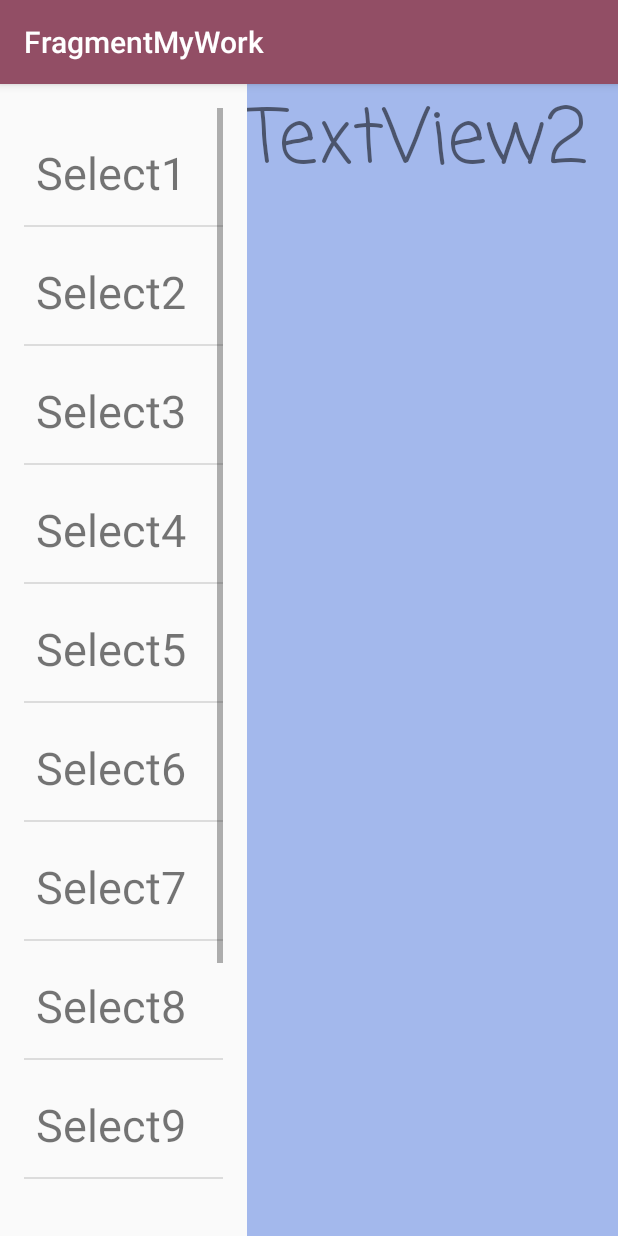
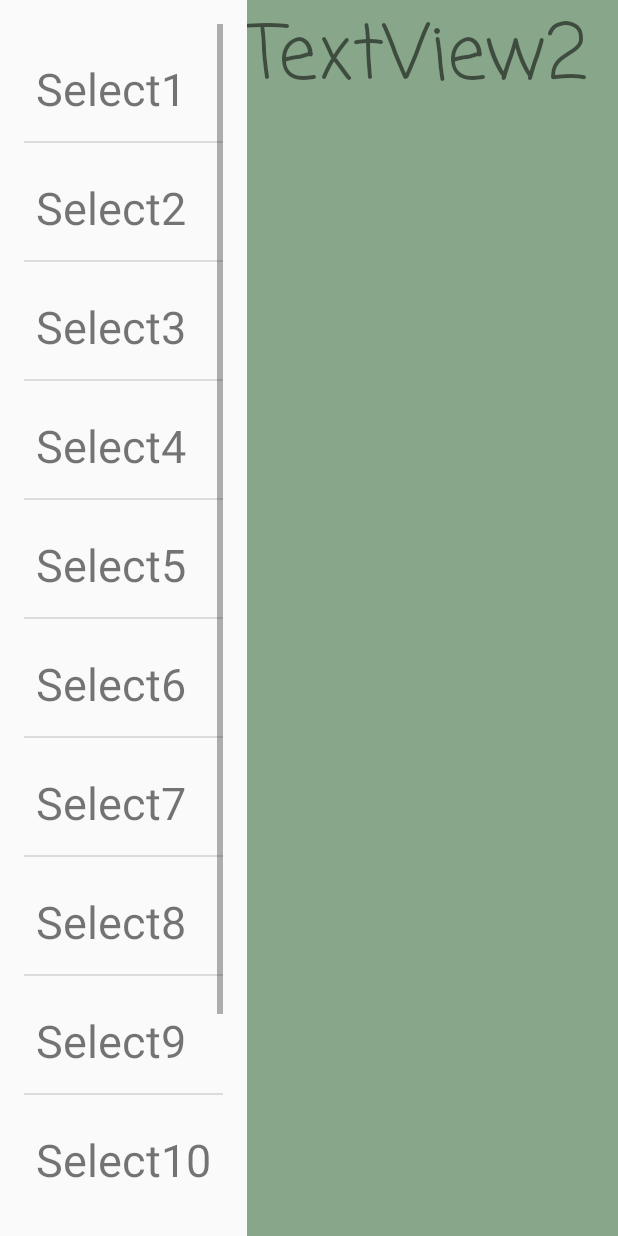
Before and after one commit to zyailoveyou/FragmentAndCustomTransition, an Android app: the screen it shows after launch (MainActivity), after a tap on "Select3", on a phone screen of 412 x 824 dp. Run offline under Robolectric (Android 15) with nearby library versions, the phone set to English and light mode, and no system bars; 2 other taps on this screen came first.

Commit message:
20181228
20181228

```diff
--- a/app/src/main/AndroidManifest.xml
+++ b/app/src/main/AndroidManifest.xml
@@ -8,7 +8,10 @@
         android:label="@string/app_name"
         android:roundIcon="@mipmap/ic_launcher_round"
         android:supportsRtl="true"
-        android:theme="@style/AppTheme">
+        android:theme="@style/Theme.AppCompat.Light.NoActionBar"
+
+
+        >
         <activity android:name=".MainActivity">
             <intent-filter>
                 <action android:name="android.intent.action.MAIN" />
@@ -16,6 +19,10 @@
                 <category android:name="android.intent.category.LAUNCHER" />
             </intent-filter>
         </activity>
+
+
+
+
     </application>
 
 </manifest>
--- a/app/src/main/java/com/cop/zqc/fragmentmywork/MainActivity.java
+++ b/app/src/main/java/com/cop/zqc/fragmentmywork/MainActivity.java
@@ -1,5 +1,6 @@
 package com.cop.zqc.fragmentmywork;
 
+import android.app.ActionBar;
 import android.app.FragmentManager;
 
 import android.app.FragmentTransaction;
@@ -11,6 +12,7 @@ import android.view.View;
 import android.view.ViewGroup;
 import android.widget.AdapterView;
 import android.widget.ListView;
+import android.widget.Toolbar;
 
 public class MainActivity extends AppCompatActivity implements ListFragment.ListViewOnClick {
 
@@ -23,6 +25,9 @@ public class MainActivity extends AppCompatActivity implements ListFragment.List
     protected void onCreate(Bundle savedInstanceState) {
         super.onCreate(savedInstanceState);
         setContentView(R.layout.activity_main);
+
+        android.support.v7.widget.Toolbar MyToolBar = findViewById(R.id.MyToolBar);
+        setSupportActionBar(MyToolBar);
 
         mMyTextFragment = new TextFragment();
         mMyListFragment = new ListFragment();
@@ -45,6 +50,7 @@ public class MainActivity extends AppCompatActivity implements ListFragment.List
 
         MyTransitionIN myTransitionIN = new MyTransitionIN();
         MyTransitionOUT myTransitionOUT = new MyTransitionOUT();
+        android.support.v7.app.ActionBar MyactionBar = getSupportActionBar();
 //        FragmentManager fragmentManager = getFragmentManager();
 //        FragmentTransaction fragmentTransaction = fragmentManager.beginTransaction();
 //        mMyTextFragment.setExitTransition(myTransitionOUT);
@@ -61,11 +67,10 @@ public class MainActivity extends AppCompatActivity implements ListFragment.List
         Scene scene2 = Scene.getSceneForLayout(RootViewGroup,R.layout.fragment_change,this);
 
 
-
-
        if (ToWhichScence == false) {
            TransitionManager.go(scene2, myTransitionOUT);
            ToWhichScence = true;
+           MyactionBar.hide();
        }
 
         else
@@ -73,10 +78,8 @@ public class MainActivity extends AppCompatActivity implements ListFragment.List
 
             TransitionManager.go(scene1,myTransitionOUT);
                 ToWhichScence = false;
+                MyactionBar.show();
         }
-
-
-
 
 
     }
--- a/app/src/main/res/layout/activity_main.xml
+++ b/app/src/main/res/layout/activity_main.xml
@@ -14,6 +14,23 @@
         android:layout_height="wrap_content"
         android:orientation="vertical"
         app:layout_constraintGuide_percent="0.4" />
+
+
+    <android.support.v7.widget.Toolbar
+
+
+        android:id="@+id/MyToolBar"
+        android:layout_width="match_parent"
+        android:layout_height="?attr/actionBarSize"
+        android:background="@color/colorPrimary"
+        android:elevation="4dp"
+        android:theme="@style/Theme.AppCompat.Light"
+        app:popupTheme="@style/ThemeOverlay.AppCompat.Dark"
+
+        >
+
+
+    </android.support.v7.widget.Toolbar>
 
     <android.support.constraint.ConstraintLayout
         android:id="@+id/layout_listF"
--- a/app/src/main/res/layout/fragment_change.xml
+++ b/app/src/main/res/layout/fragment_change.xml
@@ -9,7 +9,7 @@
         android:id="@+id/Introduction"
         android:layout_width="0dp"
         android:layout_height="0dp"
-        android:background="@color/colorAccent"
+        android:background="@color/colorPrimaryDark"
         android:fontFamily="casual"
         android:text="TextView2"
         android:textSize="50dp"
--- a/app/src/main/res/values/colors.xml
+++ b/app/src/main/res/values/colors.xml
@@ -1,6 +1,6 @@
 <?xml version="1.0" encoding="utf-8"?>
 <resources>
-    <color name="colorPrimary">#924e65</color>
-    <color name="colorPrimaryDark">#00574B</color>
-    <color name="colorAccent">#a3b8ec</color>
+    <color name="colorPrimary">#b8dbed</color>
+    <color name="colorPrimaryDark">#88a68a</color>
+    <color name="colorAccent">#43248c</color>
 </resources>
```
